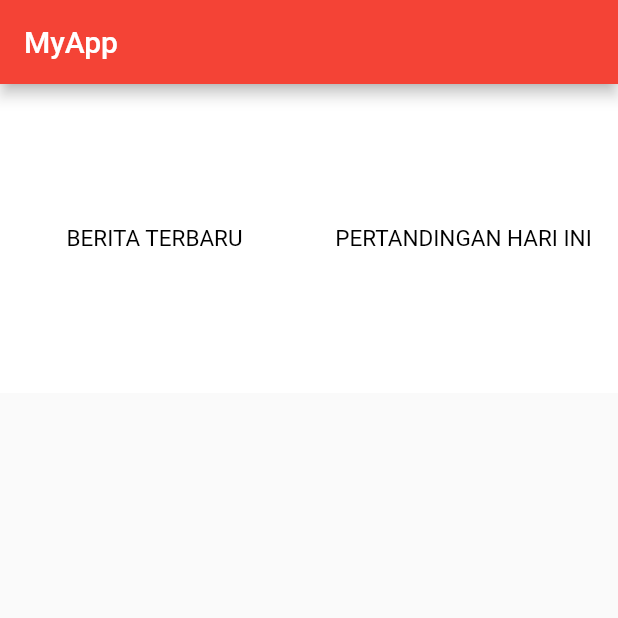
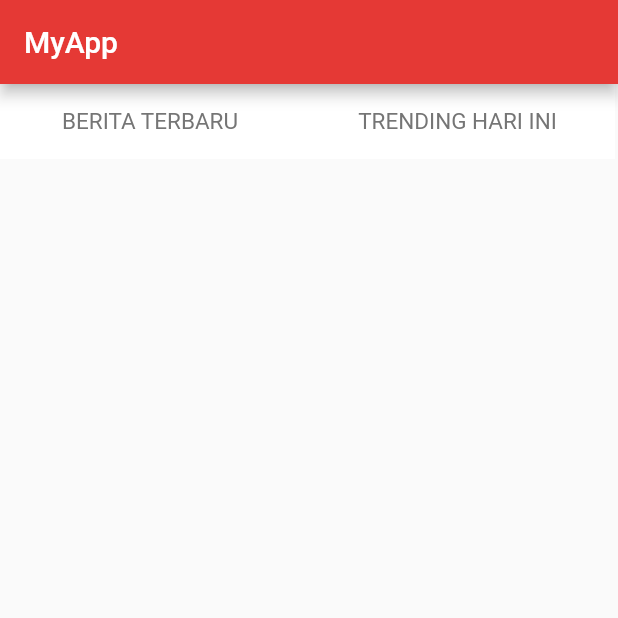
Before and after one commit to polinema-mobile/praktikum-02-layout-web-bola-Yurischaays15, a Flutter app: the screen it shows after launch, on a phone screen of 412 x 824 dp, the top half of it. Run offline on Flutter 3.47's test engine with Material 2 defaults, Android fonts, the phone set to English and light mode, and no system bars.

```diff
--- a/lib/main.dart
+++ b/lib/main.dart
@@ -8,31 +8,28 @@ class MyApp extends StatelessWidget {
   @override
   Widget build(BuildContext context) {
     return MaterialApp(
-      debugShowCheckedModeBanner: false,
       home: Scaffold(
-        appBar: AppBar(
-          backgroundColor: Colors.red,
-          title: Text("MyApp")),
-          body: GridView.count(
-            crossAxisCount:2,
-            children: <Widget> [
+        appBar: AppBar(title: Text("MyApp"), backgroundColor: Colors.red[600]),
+        body: Row(
+          crossAxisAlignment: CrossAxisAlignment.center,
+          children: [
             Container(
-            color: Colors.white,
-            alignment: Alignment.center,
-            child: Text("BERITA TERBARU", style: TextStyle(fontSize:15, color: Colors.black)
-            ),
+              height: 50,
+              width: 200,
+              alignment: Alignment.center,
+              decoration: BoxDecoration(color: Colors.white, shape: BoxShape.rectangle),
+              child: new Text("BERITA TERBARU",
+                    style: new TextStyle(fontSize: 15, color: Colors.grey[600])),
             ),
             Container(
-            color: Colors.white,
-            alignment: Alignment.center,
-            child: Text("PERTANDINGAN HARI INI", style: TextStyle(fontSize:15, color: Colors.black)
-            ),
-            ),
-            SizedBox(
-                width: 5,
-            ),
-            ]
-        ),
+              height: 50,
+              width: 210,
+              alignment: Alignment.center,
+              decoration: BoxDecoration(color: Colors.white, shape: BoxShape.rectangle),
+              child: new Text("TRENDING HARI INI",
+                    style: new TextStyle(fontSize: 15, color: Colors.grey[600])),
+            )],
+        )
       ),
     );
   }
```
